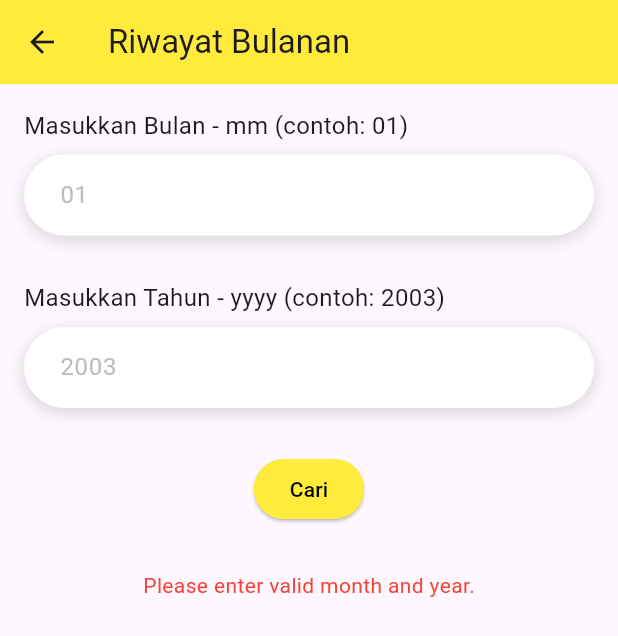
After one commit to alvianfirdaus/Fuel-Information, a Flutter app: the HistoryBulanPage screen opened by its route, after a tap on "Cari", on a phone screen of 412 x 824 dp. The commit adds this screen. Shown: the top 636 px of the screen. Run offline on Flutter 3.47's test engine with Material 3 defaults, Android fonts, the phone set to English and light mode, and no system bars; our stand-ins replace firebase_core, firebase_database, fl_chart, google_fonts; accounts and stored records are empty.

Commit message:
update data bulanan

```diff
--- a/up2btangki/lib/main.dart
+++ b/up2btangki/lib/main.dart
@@ -2,10 +2,12 @@ import 'package:flutter/material.dart';
 import 'package:firebase_core/firebase_core.dart';
 import 'package:up2btangki/routes/routes.dart';
 import 'firebase_options.dart';
+import 'package:intl/date_symbol_data_local.dart';
 
 void main() async {
   WidgetsFlutterBinding.ensureInitialized();
   await _initializeFirebase();
+  await initializeDateFormatting('id_ID', null); // Inisialisasi data lokal
   runApp(MyApp());
 }
 
--- /dev/null
+++ b/up2btangki/lib/models/date_formating.dart
@@ -0,0 +1,15 @@
+import 'package:intl/intl.dart';
+import 'package:up2btangki/models/itemreal.dart';
+import 'package:intl/intl.dart';
+
+extension DateFormatting on ItemReal {
+  String getMonthYear() {
+    try {
+      DateTime dateTime = DateFormat('yyyy_MM_dd').parse(date);
+      return DateFormat('MMMM yyyy').format(dateTime);
+    } catch (e) {
+      print('Error parsing date: $e');
+      return 'Tidak tersedia';
+    }
+  }
+}
--- a/up2btangki/lib/models/item.dart
+++ b/up2btangki/lib/models/item.dart
@@ -1,3 +1,5 @@
+import 'package:intl/intl.dart'; // Pastikan paket intl sudah di-import
+
 class Item {
   final double awal;
   final double akhir;
@@ -19,7 +21,7 @@ class Item {
     this.keterangan,
     this.nama,
     required this.reference,
-    this.tanggal,
+    required this.tanggal,
     this.waktu,
   });
 
@@ -36,4 +38,13 @@ class Item {
       waktu: json['waktu'],
     );
   }
+
 }
+DateTime _parseTanggal(String tanggal) {
+  try {
+    return DateFormat('dd MMMM yyyy').parse(tanggal); // Sesuaikan format
+  } catch (e) {
+    print('Error parsing date: $e');
+    return DateTime.now();
+  }
+}
--- a/up2btangki/lib/models/itemreal.dart
+++ b/up2btangki/lib/models/itemreal.dart
@@ -1,9 +1,12 @@
+import 'package:intl/intl.dart';
+
 class ItemReal {
   final double awal;
   final double akhir;
   final double konsum;
   final String date; // Add date field
   // final String xnama;
+
 
 
   ItemReal({
@@ -13,6 +16,7 @@ class ItemReal {
     required this.date,
 
   });
+
 
    factory ItemReal.fromJson(Map<dynamic, dynamic> json, String date) {
     return ItemReal(
@@ -24,3 +28,14 @@ class ItemReal {
     );
   }
 }
+extension DateFormatting on ItemReal {
+  String getMonthYear() {
+    try {
+      DateTime dateTime = DateFormat('yyyy_MM_dd').parse(date);
+      return DateFormat('MMMM yyyy').format(dateTime);
+    } catch (e) {
+      print('Date parsing error: $e');
+      return 'Tidak tersedia'; // Return a default value if parsing fails
+    }
+  }
+}
--- /dev/null
+++ b/up2btangki/lib/pages/historybulan.dart
@@ -0,0 +1,215 @@
+import 'package:flutter/material.dart';
+import 'package:up2btangki/models/itemreal.dart';
+import 'package:up2btangki/models/data_service.dart';
+
+class HistoryBulanPage extends StatefulWidget {
+  @override
+  _HistoryBulanPageState createState() => _HistoryBulanPageState();
+}
+
+class _HistoryBulanPageState extends State<HistoryBulanPage> {
+  bool _isLoading = false;
+  double _totalConsumption = 0.0;
+  String _errorMessage = '';
+  final _monthController = TextEditingController();
+  final _yearController = TextEditingController();
+
+  @override
+  void initState() {
+    super.initState();
+    // Initial fetch or other setup if needed
+  }
+
+  void _fetchData(String month, String year) async {
+    setState(() {
+      _isLoading = true;
+      _totalConsumption = 0.0;
+      _errorMessage = '';
+    });
+
+    try {
+      List<ItemReal> items = await DataService.fetchMonthlyData();
+      print('Fetched items: $items'); // Debugging line
+
+      if (items.isEmpty) {
+        setState(() {
+          _errorMessage = 'No data available for the given month and year.';
+          _isLoading = false;
+        });
+        return;
+      }
+
+      // Ensure month is always two digits
+      String formattedMonth = month.padLeft(2, '0');
+      String monthYearKey = '$year\_$formattedMonth'; // Format year and month
+      print('MonthYearKey: $monthYearKey'); // Debugging line
+
+      double totalConsumption = items
+          .where((item) => item.date.startsWith(monthYearKey))
+          .fold(0.0, (sum, item) => sum + (item.konsum ?? 0.0));
+
+      setState(() {
+        _totalConsumption = totalConsumption;
+        _isLoading = false;
+      });
+    } catch (e) {
+      print('Error fetching data: $e');
+      setState(() {
+        _errorMessage = 'Error fetching data. Please try again.';
+        _isLoading = false;
+      });
+    }
+  }
+
+  bool _validateInput(String month, String year) {
+    final monthRegex = RegExp(r'^\d{2}$');
+    final yearRegex = RegExp(r'^\d{4}$');
+    return monthRegex.hasMatch(month) && yearRegex.hasMatch(year);
+  }
+
+  @override
+  Widget build(BuildContext context) {
+    return Scaffold(
+      appBar: AppBar(
+        title: Text('Riwayat Bulanan'),
+        backgroundColor: Colors.yellow,
+      ),
+      body: Padding(
+        padding: EdgeInsets.all(16),
+        child: Column(
+          children: [
+            // Label for month input
+            Align(
+              alignment: Alignment.centerLeft,
+              child: Text(
+                'Masukkan Bulan - mm (contoh: 01)',
+                style: TextStyle(fontSize: 16),
+              ),
+            ),
+            SizedBox(height: 8),
+            // Input for month with shadow
+            Container(
+              decoration: BoxDecoration(
+                color: Colors.white,
+                borderRadius: BorderRadius.circular(30),
+                boxShadow: [
+                  BoxShadow(
+                    color: Colors.grey.withOpacity(0.3),
+                    spreadRadius: 2,
+                    blurRadius: 7,
+                    offset: Offset(0, 3),
+                  ),
+                ],
+              ),
+              child: TextField(
+                controller: _monthController,
+                decoration: InputDecoration(
+                  border: OutlineInputBorder(
+                    borderRadius: BorderRadius.circular(30.0),
+                    borderSide: BorderSide.none,
+                  ),
+                  contentPadding: EdgeInsets.symmetric(vertical: 15, horizontal: 20),
+                  hintText: '01',
+                  hintStyle: TextStyle(color: Colors.grey[400]),
+                ),
+                keyboardType: TextInputType.number,
+              ),
+            ),
+            SizedBox(height: 30),
+            // Label for year input
+            Align(
+              alignment: Alignment.centerLeft,
+              child: Text(
+                'Masukkan Tahun - yyyy (contoh: 2003)',
+                style: TextStyle(fontSize: 16),
+              ),
+            ),
+            SizedBox(height: 8),
+            // Input for year with shadow
+            Container(
+              decoration: BoxDecoration(
+                color: Colors.white,
+                borderRadius: BorderRadius.circular(30),
+                boxShadow: [
+                  BoxShadow(
+                    color: Colors.grey.withOpacity(0.3),
+                    spreadRadius: 2,
+                    blurRadius: 7,
+                    offset: Offset(0, 3),
+                  ),
+                ],
+              ),
+              child: TextField(
+                controller: _yearController,
+                decoration: InputDecoration(
+                  border: OutlineInputBorder(
+                    borderRadius: BorderRadius.circular(30.0),
+                    borderSide: BorderSide.none,
+                  ),
+                  contentPadding: EdgeInsets.symmetric(vertical: 15, horizontal: 20),
+                  hintText: '2003',
+                  hintStyle: TextStyle(color: Colors.grey[400]),
+                ),
+                keyboardType: TextInputType.number,
+              ),
+            ),
+            SizedBox(height: 30),
+            ElevatedButton(
+              onPressed: () {
+                String month = _monthController.text;
+                String year = _yearController.text;
+                if (_validateInput(month, year)) {
+                  _fetchData(month, year);
+                } else {
+                  setState(() {
+                    _errorMessage = 'Please enter valid month and year.';
+                  });
+                }
+              },
+              style: ElevatedButton.styleFrom(
+                backgroundColor: Colors.yellow, // Background color
+                shape: RoundedRectangleBorder(
+                  borderRadius: BorderRadius.circular(30.0),
+                ),
+              ),
+              child: Text(
+                'Cari',
+                style: TextStyle(color: Colors.black), // Text color
+              ),
+            ),
+            SizedBox(height: 30),
+            _isLoading
+                ? Center(child: CircularProgressIndicator())
+                : _errorMessage.isNotEmpty
+                    ? Text(_errorMessage, style: TextStyle(color: Colors.red))
+                    : _totalConsumption > 0
+                        ? Container(
+                            decoration: BoxDecoration(
+                              color: Colors.white,
+                              borderRadius: BorderRadius.circular(30),
+                              boxShadow: [
+                                BoxShadow(
+                                  color: Colors.grey.withOpacity(0.3),
+                                  spreadRadius: 2,
+                                  blurRadius: 7,
+                                  offset: Offset(0, 3),
+                                ),
+                              ],
+                            ),
+                            padding: EdgeInsets.all(16),
+                            child: Column(
+                              crossAxisAlignment: CrossAxisAlignment.start,
+                              children: [
+                                Text('Total pemakaian bulan ini:', style: TextStyle(fontSize: 18)),
+                                SizedBox(height: 8),
+                                Text('$_totalConsumption Liter', style: TextStyle(fontSize: 18, fontWeight: FontWeight.bold)),
+                              ],
+                            ),
+                          )
+                        : Container(), // You can add an empty container to handle no results
+          ],
+        ),
+      ),
+    );
+  }
+}
--- a/up2btangki/lib/pages/riwayatgenset.dart
+++ b/up2btangki/lib/pages/riwayatgenset.dart
@@ -25,7 +25,7 @@ class _RiwayatGensetState extends State<RiwayatGenset> {
           mainAxisSize: MainAxisSize.min,
           children: <Widget>[
             ListTile(
-              title: Text('Terbaru'),
+              title: Text('Terlama'),
               onTap: () {
                 setState(() {
                   _isNewestFirst = true;
@@ -34,7 +34,7 @@ class _RiwayatGensetState extends State<RiwayatGenset> {
               },
             ),
             ListTile(
-              title: Text('Terlama'),
+              title: Text('Terbaru'),
               onTap: () {
                 setState(() {
                   _isNewestFirst = false;
--- a/up2btangki/lib/routes/routes.dart
+++ b/up2btangki/lib/routes/routes.dart
@@ -7,6 +7,7 @@ import 'package:up2btangki/pages/info.dart';
 import 'package:up2btangki/pages/riwayatgenset.dart';
 import 'package:up2btangki/pages/addriwayatgenset.dart';
 import 'package:up2btangki/pages/ubahkode.dart';
+import 'package:up2btangki/pages/historybulan.dart';
 
 
 
@@ -21,6 +22,8 @@ class Routes {
   static const String riwayatgenset = '/riwayatgenset';
   static const String addriwayatgenset = '/addriwayatgenset';
   static const String ubahkode = '/ubahkode';
+  static const String historybulan ='/historybulan';
+
 
   static Map<String, WidgetBuilder> routes = {
     splash: (context) => SplashScreen(),
@@ -32,5 +35,6 @@ class Routes {
     addriwayatgenset: (context) => AddRiwayatGenset(),
     // settings: (context) => SettingsPage(),
     ubahkode:(context) => UbahKode(),
+    historybulan: (context) => HistoryBulanPage(),
   };
 }
--- a/up2btangki/pubspec.yaml
+++ b/up2btangki/pubspec.yaml
@@ -33,6 +33,7 @@ dependencies:
   firebase_core: ^3.2.0
   firebase_database: ^11.0.3
   fl_chart: ^0.68.0
+  intl: ^0.19.0
 
 
   # The following adds the Cupertino Icons font to your application.
```
Also changed, not shown: up2btangki/lib/models/data_service.dart (added, +28 -0 lines), up2btangki/lib/pages/addriwayatgenset.dart (+39 -2 lines), up2btangki/lib/pages/dashboard.dart (+36 -18 lines), up2btangki/lib/pages/history.dart (+0 -21 lines), up2btangki/lib/widgets/card_widgets_bulan.dart (added, +41 -0 lines), up2btangki/pubspec.lock.
